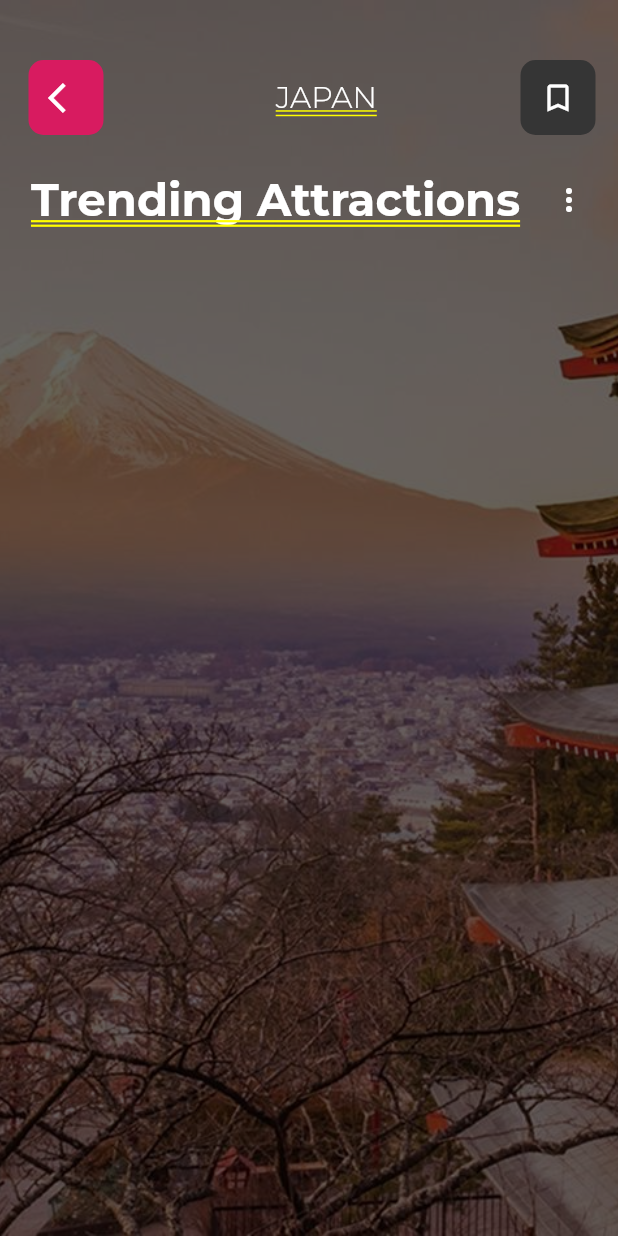
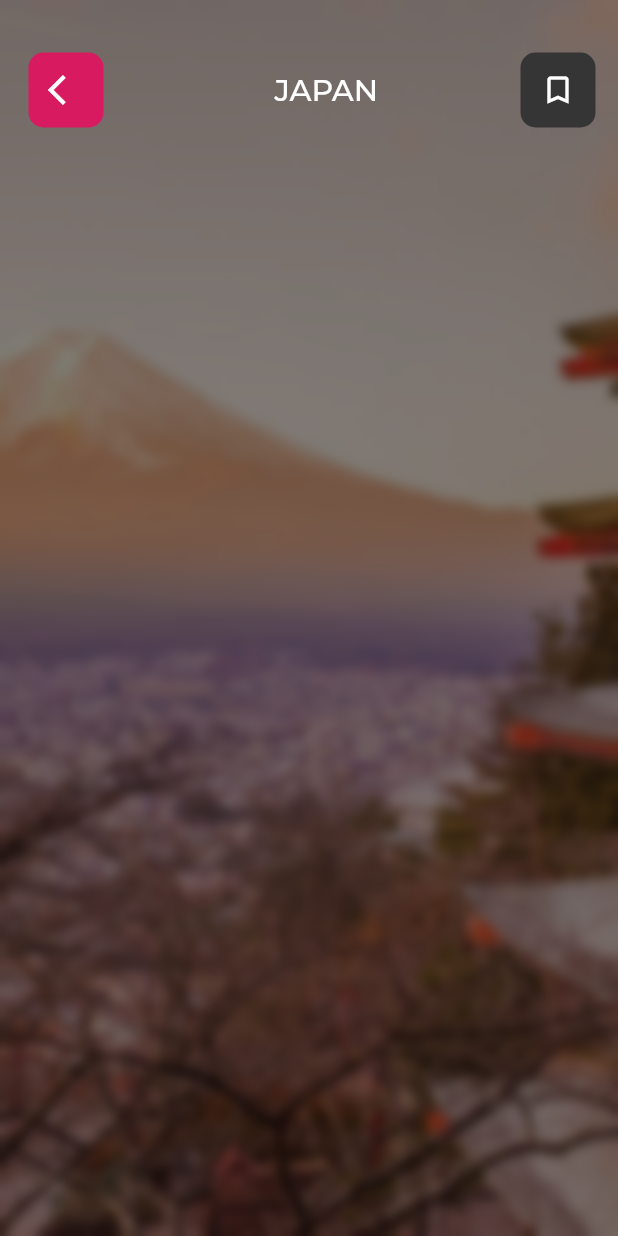
Before and after one commit to ZiyanK/flutter-travelapp-ui, a Flutter app: the screen it shows after launch, after a tap on "Explore now", on a phone screen of 412 x 824 dp. Run offline on Flutter 3.47's test engine with Material 2 defaults, Android fonts, the phone set to English and light mode, and no system bars; our stand-ins replace google_fonts.

Commit message:
top navigation bar for second page made

```diff
--- a/lib/info_page.dart
+++ b/lib/info_page.dart
@@ -1,5 +1,6 @@
 import 'package:flutter/material.dart';
 import 'package:google_fonts/google_fonts.dart';
+import 'dart:ui';
 
 class InfoPage extends StatefulWidget {
   final img, country;
@@ -12,19 +13,33 @@ class InfoPage extends StatefulWidget {
 class _InfoPageState extends State<InfoPage> {
   @override
   Widget build(BuildContext context) {
-    return Container(
-      decoration: BoxDecoration(
-        image: DecorationImage(
-            image: AssetImage("images/japan.jpg"),
-            fit: BoxFit.cover,
-            colorFilter: ColorFilter.mode(
-                Colors.black.withOpacity(0.6), BlendMode.darken)),
-      ),
-      child: Column(
+    return Scaffold(
+      body: Stack(
         children: <Widget>[
-          SizedBox(height: 20.0),
+          Container(
+            height: MediaQuery
+                .of(context)
+                .size
+                .height,
+            width: MediaQuery
+                .of(context)
+                .size
+                .width,
+            decoration: BoxDecoration(
+              image: DecorationImage(
+                image: AssetImage(widget.img),
+                fit: BoxFit.cover,
+              ),
+            ),
+          ),
+          BackdropFilter(
+            filter: new ImageFilter.blur(sigmaX: 4, sigmaY: 4),
+            child: Container(
+              decoration: BoxDecoration(color: Colors.black.withOpacity(0.5)),
+            ),
+          ),
           Padding(
-            padding: const EdgeInsets.only(top: 20.0, right: 15.0),
+            padding: const EdgeInsets.only(top: 35.0, right: 15.0),
             child: Row(
               mainAxisAlignment: MainAxisAlignment.spaceBetween,
               children: <Widget>[
@@ -45,10 +60,10 @@ class _InfoPageState extends State<InfoPage> {
                   ),
                 ),
                 Text(
-                  'JAPAN',
+                  widget.country.toString().toUpperCase(),
                   style: GoogleFonts.montserrat(
                     fontSize: 20.0,
-                    fontWeight: FontWeight.w300,
+                    fontWeight: FontWeight.w500,
                     textStyle: TextStyle(color: Colors.white),
                   ),
                 ),
@@ -66,26 +81,6 @@ class _InfoPageState extends State<InfoPage> {
               ],
             ),
           ),
-          SizedBox(height: 25.0),
-          Row(
-            mainAxisAlignment: MainAxisAlignment.spaceEvenly,
-            children: <Widget>[
-              Text(
-                'Trending Attractions',
-                style: GoogleFonts.montserrat(
-                  fontSize: 30.0,
-                  fontWeight: FontWeight.bold,
-                  textStyle: TextStyle(color: Colors.white),
-                ),
-                textAlign: TextAlign.left,
-              ),
-              Icon(
-                Icons.more_vert,
-                color: Colors.white,
-              )
-            ],
-          ),
-
         ],
       ),
     );
```
